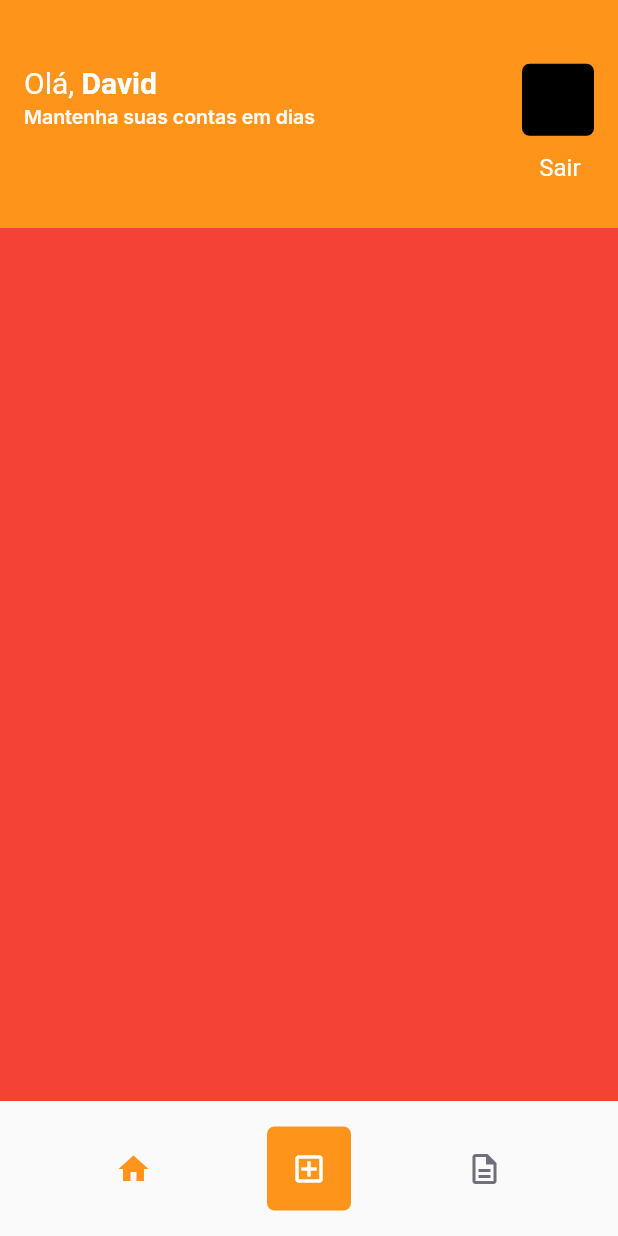
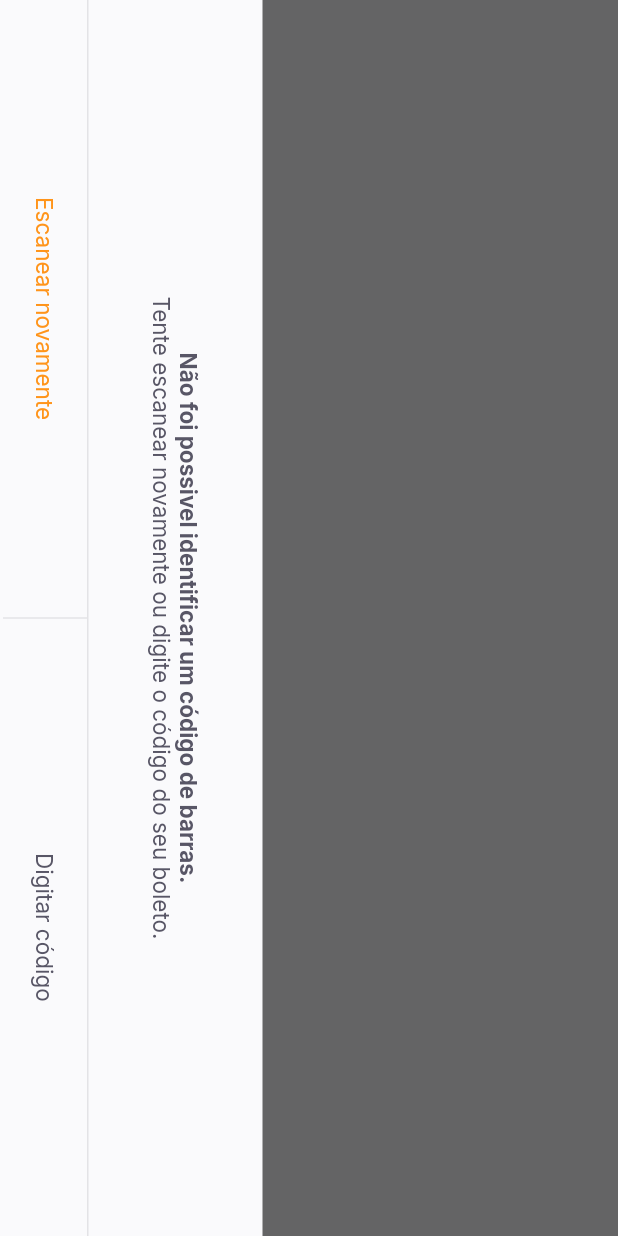
Before and after one commit to AndersonD-art/nlw-06-flutter, a Flutter app: the HomePage screen opened by its route, after a tap on the "add box" icon, on a phone screen of 412 x 824 dp. Run offline on Flutter 3.47's test engine with Material 2 defaults, Android fonts, the phone set to English and light mode, and no system bars; our stand-ins replace camera, firebase_core, google_fonts, google_sign_in, shared_preferences; missing offline and left inert: google_ml_kit; accounts and stored records are empty.

```diff
--- a/lib/modules/barcode_scanner/barcode_scanner_page.dart
+++ b/lib/modules/barcode_scanner/barcode_scanner_page.dart
@@ -1,4 +1,8 @@
 import 'package:flutter/material.dart';
+import 'package:payflow/shared/themes/app_colors.dart';
+import 'package:payflow/shared/themes/app_text_styles.dart';
+import 'package:payflow/shared/widgets/bottom_sheet/bottom_sheet_widget.dart';
+import 'package:payflow/shared/widgets/set_label_buttons/set_label_buttons.dart';
 
 class BarcodeScannerPage extends StatefulWidget {
   const BarcodeScannerPage({Key? key}) : super(key: key);
@@ -10,6 +14,61 @@ class BarcodeScannerPage extends StatefulWidget {
 class _BarcodeScannerPageState extends State<BarcodeScannerPage> {
   @override
   Widget build(BuildContext context) {
-    return Container();
+    return BottomSheetWidget(
+      title: "Não foi possivel identificar um código de barras.",
+      subtitle: "Tente escanear novamente ou digite o código do seu boleto.",
+      primaryLabel: "Escanear novamente",
+      primaryOnPressed: () {},
+      secondaryLabel: "Digitar código",
+      secondaryOnPressed: () {},
+    );
+    return SafeArea(
+      top: true,
+      bottom: true,
+      left: true,
+      right: true,
+      child: RotatedBox(
+        quarterTurns: 1,
+        child: Scaffold(
+          appBar: AppBar(
+            backgroundColor: Colors.black,
+            centerTitle: true,
+            title: Text(
+              "Escaneie o código de barras do boleto",
+              style: TextStyles.buttonBackground,
+            ),
+            leading: BackButton(
+              color: AppColors.background,
+            ),
+          ),
+          body: Column(
+            children: [
+              Expanded(
+                child: Container(
+                  color: Colors.black,
+                ),
+              ),
+              Expanded(
+                flex: 2,
+                child: Container(
+                  color: Colors.transparent,
+                ),
+              ),
+              Expanded(
+                child: Container(
+                  color: Colors.black.withOpacity(0.6),
+                ),
+              ),
+            ],
+          ),
+          bottomNavigationBar: SetLabelButtons(
+            primaryLabel: "Inserir código do boleto",
+            primaryOnPressed: () {},
+            secondaryLabel: "Adicionar da galeria",
+            secondaryOnPressed: () {},
+          ),
+        ),
+      ),
+    );
   }
 }
--- a/lib/modules/home/home_page.dart
+++ b/lib/modules/home/home_page.dart
@@ -101,7 +101,9 @@ class _HomePageState extends State<HomePage> {
               ),
             ),
             GestureDetector(
-              onTap: () {},
+              onTap: () {
+                Navigator.pushNamed(context, "/barcode_scanner");
+              },
               child: Container(
                 width: 56,
                 height: 56,
--- /dev/null
+++ b/lib/shared/widgets/bottom_sheet/bottom_sheet_widget.dart
@@ -0,0 +1,78 @@
+import 'package:flutter/material.dart';
+import 'package:payflow/shared/themes/app_colors.dart';
+import 'package:payflow/shared/themes/app_text_styles.dart';
+import 'package:payflow/shared/widgets/set_label_buttons/set_label_buttons.dart';
+
+class BottomSheetWidget extends StatelessWidget {
+  final String primaryLabel;
+  final VoidCallback primaryOnPressed;
+  final String secondaryLabel;
+  final VoidCallback secondaryOnPressed;
+  final String title;
+  final String subtitle;
+  const BottomSheetWidget({
+    Key? key,
+    required this.primaryLabel,
+    required this.primaryOnPressed,
+    required this.secondaryLabel,
+    required this.secondaryOnPressed,
+    required this.title,
+    required this.subtitle,
+  }) : super(key: key);
+
+  @override
+  Widget build(BuildContext context) {
+    return SafeArea(
+      child: RotatedBox(
+        quarterTurns: 1,
+        child: Material(
+          child: Container(
+            color: AppColors.shape,
+            child: Column(
+              children: [
+                Expanded(
+                  child: Container(
+                    color: Colors.black.withOpacity(0.6),
+                  ),
+                ),
+                Column(
+                  children: [
+                    Padding(
+                      padding: const EdgeInsets.all(40.0),
+                      child: Text.rich(
+                        TextSpan(
+                          text: title,
+                          style: TextStyles.buttonBoldHeading,
+                          children: [
+                            TextSpan(
+                              text: "\n$subtitle",
+                              style: TextStyles.buttonHeading,
+                            ),
+                          ],
+                        ),
+                        textAlign: TextAlign.center,
+                      ),
+                    ),
+                    Container(
+                      height: 1,
+                      color: AppColors.stroke,
+                    ),
+                    SetLabelButtons(
+                        enablePrimaryColor: true,
+                        primaryLabel: primaryLabel,
+                        primaryOnPressed: primaryOnPressed,
+                        secondaryLabel: secondaryLabel,
+                        secondaryOnPressed: secondaryOnPressed),
+                    SizedBox(
+                      height: 2,
+                    )
+                  ],
+                ),
+              ],
+            ),
+          ),
+        ),
+      ),
+    );
+  }
+}
--- /dev/null
+++ b/lib/shared/widgets/divider_vertical/divider_vertical_widget.dart
@@ -0,0 +1,15 @@
+import 'package:flutter/material.dart';
+import 'package:payflow/shared/themes/app_colors.dart';
+
+class DividerVerticalWidget extends StatelessWidget {
+  const DividerVerticalWidget({Key? key}) : super(key: key);
+
+  @override
+  Widget build(BuildContext context) {
+    return Container(
+      width: 1,
+      height: double.maxFinite,
+      color: AppColors.stroke,
+    );
+  }
+}
--- /dev/null
+++ b/lib/shared/widgets/label_button/label_button.dart
@@ -0,0 +1,28 @@
+import 'package:flutter/material.dart';
+import 'package:payflow/shared/themes/app_text_styles.dart';
+
+class LabelButton extends StatelessWidget {
+  final String label;
+  final VoidCallback onPressed;
+  final TextStyle? style;
+  const LabelButton({
+    Key? key,
+    required this.label,
+    required this.onPressed,
+    this.style,
+  }) : super(key: key);
+
+  @override
+  Widget build(BuildContext context) {
+    return Container(
+      height: 56,
+      child: TextButton(
+        onPressed: onPressed,
+        child: Text(
+          label,
+          style: style ?? TextStyles.buttonHeading,
+        ),
+      ),
+    );
+  }
+}
--- /dev/null
+++ b/lib/shared/widgets/set_label_buttons/set_label_buttons.dart
@@ -0,0 +1,45 @@
+import 'package:flutter/material.dart';
+import 'package:payflow/shared/themes/app_text_styles.dart';
+import 'package:payflow/shared/widgets/divider_vertical/divider_vertical_widget.dart';
+import 'package:payflow/shared/widgets/label_button/label_button.dart';
+
+class SetLabelButtons extends StatelessWidget {
+  final String primaryLabel;
+  final VoidCallback primaryOnPressed;
+  final String secondaryLabel;
+  final VoidCallback secondaryOnPressed;
+  final bool enablePrimaryColor;
+  const SetLabelButtons({
+    Key? key,
+    required this.primaryLabel,
+    required this.primaryOnPressed,
+    required this.secondaryLabel,
+    required this.secondaryOnPressed,
+    this.enablePrimaryColor = false,
+  }) : super(key: key);
+
+  @override
+  Widget build(BuildContext context) {
+    return Container(
+      height: 56,
+      child: Row(
+        children: [
+          Expanded(
+            child: LabelButton(
+              label: primaryLabel,
+              onPressed: primaryOnPressed,
+              style: enablePrimaryColor ? TextStyles.buttonPrimary : null,
+            ),
+          ),
+          DividerVerticalWidget(),
+          Expanded(
+            child: LabelButton(
+              label: secondaryLabel,
+              onPressed: secondaryOnPressed,
+            ),
+          ),
+        ],
+      ),
+    );
+  }
+}
```
Also changed, not shown: lib/modules/barcode_scanner/barcode_scanner_controller.dart (added, +92 -0 lines), lib/modules/barcode_scanner/barcode_scanner_status.dart (added, +34 -0 lines), lib/shared/app_widget.dart (+11 -1 lines).
